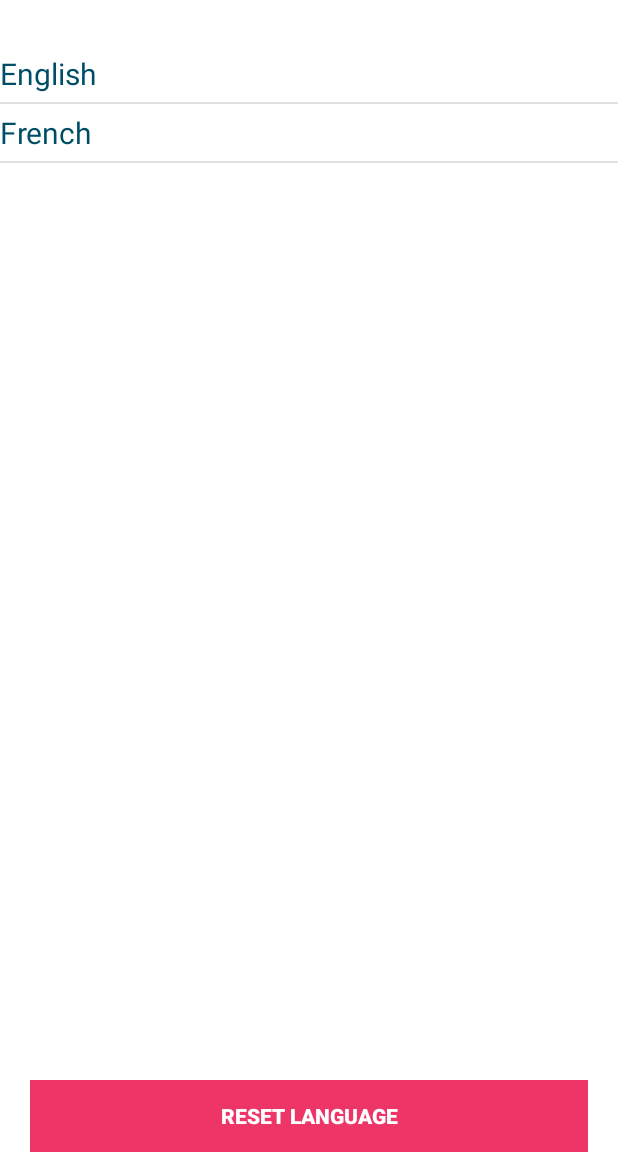
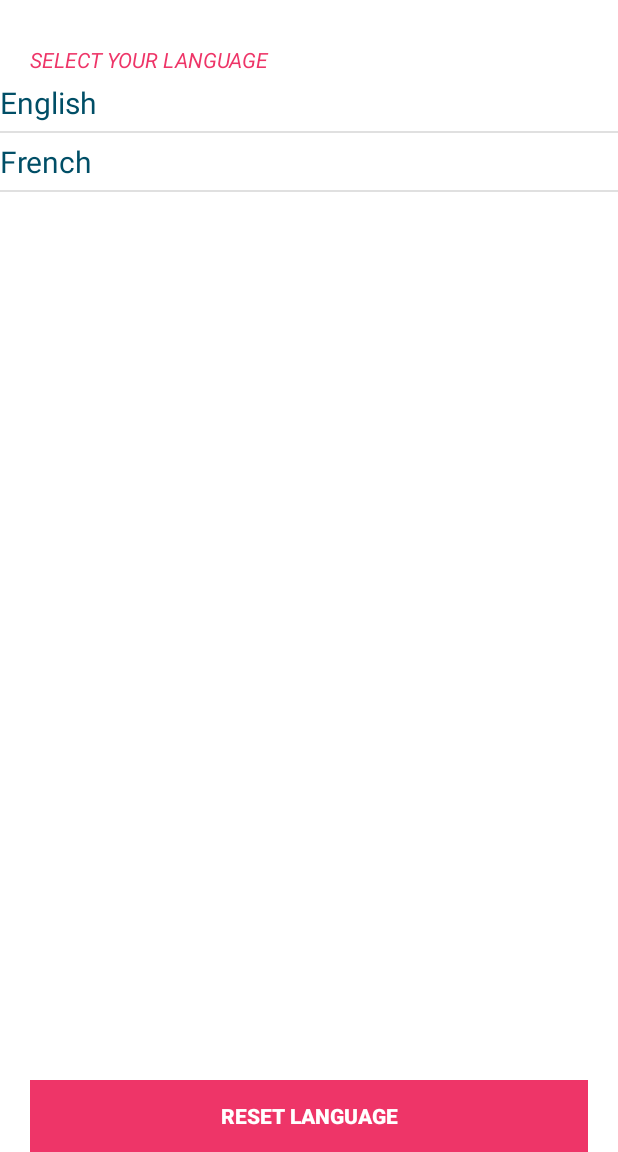
Before and after one commit to BikeTrack/Android, an Android app: the fragment LanguageFragment shown on its own in the app's theme, on a phone screen of 412 x 824 dp, the part 84-1236 px from its top. Run offline under Robolectric (Android 15) with nearby library versions, the phone set to English and light mode, and no system bars; our stand-ins replace ButterKnife.

Commit message:
layout fini

```diff
--- a/app/src/main/res/layout/fragment_language.xml
+++ b/app/src/main/res/layout/fragment_language.xml
@@ -21,6 +21,18 @@
         <!--app:title="@string/title_language"-->
         <!--app:theme="@style/AppTheme"-->
         <!--app:popupTheme="@style/Theme.AppCompat"/>-->
+        <TextView
+            android:layout_width="match_parent"
+            android:layout_height="wrap_content"
+            android:layout_marginEnd="20dp"
+            android:layout_marginLeft="20dp"
+            android:layout_marginRight="20dp"
+            android:layout_marginStart="20dp"
+            android:maxLines="1"
+            android:text="@string/select_language"
+            android:textAllCaps="true"
+            android:textColor="@color/inside"
+            android:textStyle="italic" />
 
         <ListView
             android:id="@+id/listView_languages"
--- a/app/src/main/res/values/strings.xml
+++ b/app/src/main/res/values/strings.xml
@@ -572,4 +572,5 @@
 
     <string name="rememberme">Remember me</string>
     <string name="bill_txt">Bill</string>
+    <string name="select_language">Select your language</string>
 </resources>
```
Also changed, not shown: app/src/main/res/layout/fragment_profile.xml (+11 -0 lines), app/src/main/res/layout/fragment_settings.xml (+11 -0 lines).
